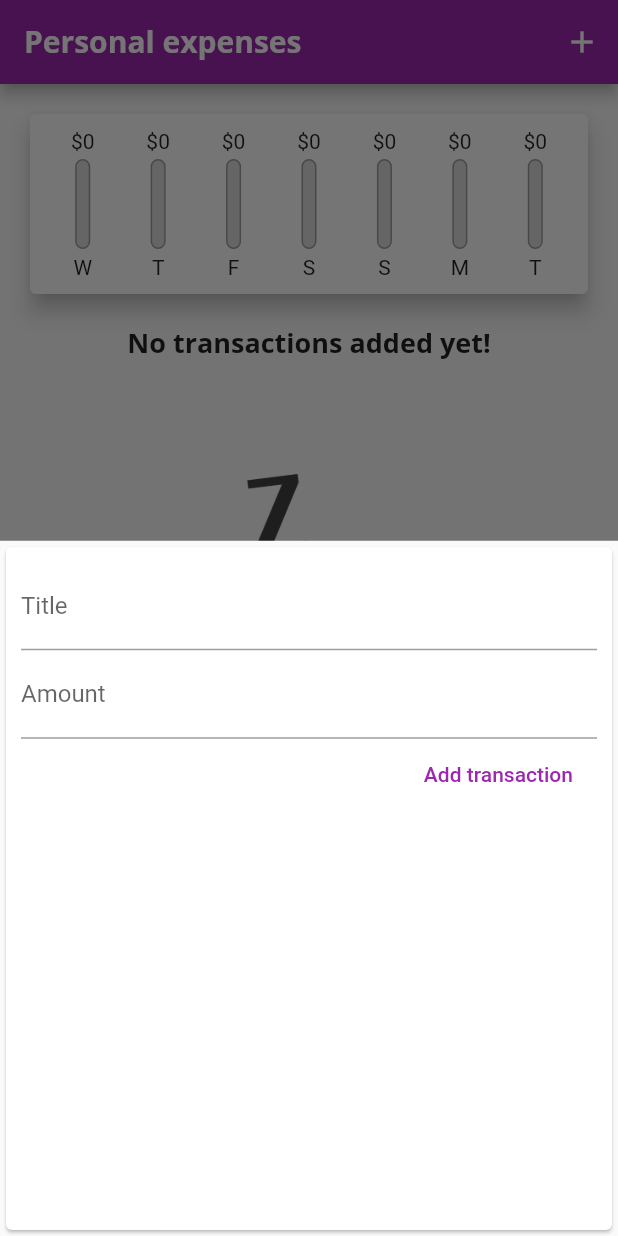
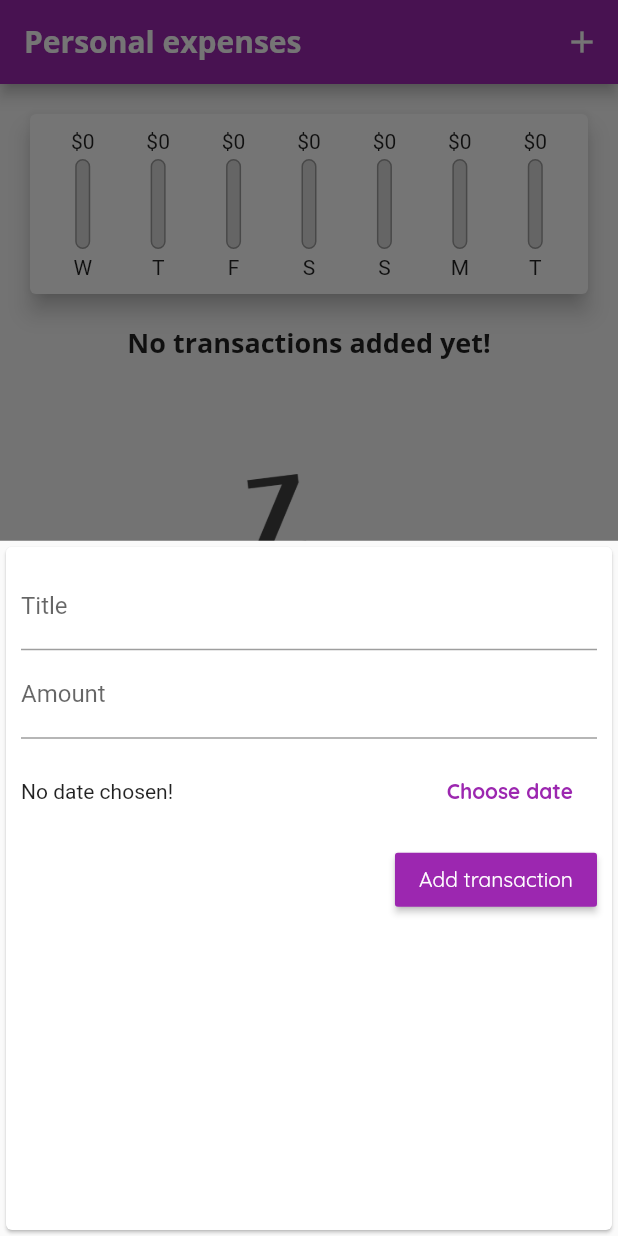
Before and after one commit to leosuncin/flutter_expense_app, a Flutter app: the screen it shows after launch, after a tap on the "add" icon, on a phone screen of 412 x 824 dp. Run offline on Flutter 3.47's test engine with Material 2 defaults, Android fonts, the phone set to English and light mode, and no system bars.

Commit message:
Adding transaction with a date

```diff
--- a/lib/main.dart
+++ b/lib/main.dart
@@ -23,6 +23,7 @@ class MyApp extends StatelessWidget {
                 fontSize: 18,
                 fontWeight: FontWeight.bold,
               ),
+              button: TextStyle(color: Colors.white),
             ),
         appBarTheme: AppBarTheme(
           textTheme: ThemeData.light().textTheme.copyWith(
@@ -52,12 +53,12 @@ class _MyHomePageState extends State<MyHomePage> {
     return _userTransactions.where((tx) => tx.date.isAfter(lastWeek)).toList();
   }
 
-  void _addTransaction(String title, double amount) {
+  void _addTransaction(String title, double amount, DateTime date) {
     final newTransaction = new Transaction(
       id: UniqueKey().toString(),
       title: title,
       amount: amount,
-      date: DateTime.now(),
+      date: date,
     );
 
     setState(() {
--- a/lib/widgets/new_transaction.dart
+++ b/lib/widgets/new_transaction.dart
@@ -1,4 +1,5 @@
 import 'package:flutter/material.dart';
+import 'package:intl/intl.dart';
 
 class NewTransaction extends StatefulWidget {
   final Function onAddTransaction;
@@ -13,16 +14,32 @@ class _NewTransactionState extends State<NewTransaction> {
   final titleController = TextEditingController();
 
   final amountController = TextEditingController();
+  DateTime selectedDate;
 
   void handleSubmit() {
     final title = titleController.text;
     final amount = double.parse(amountController.text);
 
-    if (title.isEmpty || amount <= 0) return;
+    if (title.isEmpty || amount <= 0 || selectedDate == null) return;
 
-    widget.onAddTransaction(title, amount);
+    widget.onAddTransaction(title, amount, selectedDate);
 
     Navigator.of(context).pop();
+  }
+
+  Future<void> presentDatePicker() async {
+    var pickedDate = await showDatePicker(
+      context: context,
+      initialDate: DateTime.now(),
+      firstDate: DateTime(2019),
+      lastDate: DateTime.now(),
+    );
+
+    if (pickedDate == null) return;
+
+    setState(() {
+      selectedDate = pickedDate;
+    });
   }
 
   @override
@@ -44,9 +61,30 @@ class _NewTransactionState extends State<NewTransaction> {
               keyboardType: TextInputType.number,
               onSubmitted: (_) => handleSubmit(),
             ),
-            FlatButton(
+            Container(
+              height: 70,
+              child: Row(
+                children: <Widget>[
+                  Expanded(
+                    child: Text(selectedDate != null
+                        ? 'Picked date ${DateFormat.yMd().format(selectedDate)}'
+                        : 'No date chosen!'),
+                  ),
+                  FlatButton(
+                    child: Text(
+                      'Choose date',
+                      style: TextStyle(fontWeight: FontWeight.bold),
+                    ),
+                    textColor: Theme.of(context).primaryColor,
+                    onPressed: presentDatePicker,
+                  ),
+                ],
+              ),
+            ),
+            RaisedButton(
               child: Text('Add transaction'),
-              textColor: Theme.of(context).primaryColor,
+              color: Theme.of(context).primaryColor,
+              textColor: Theme.of(context).textTheme.button.color,
               onPressed: handleSubmit,
             ),
           ],
```
